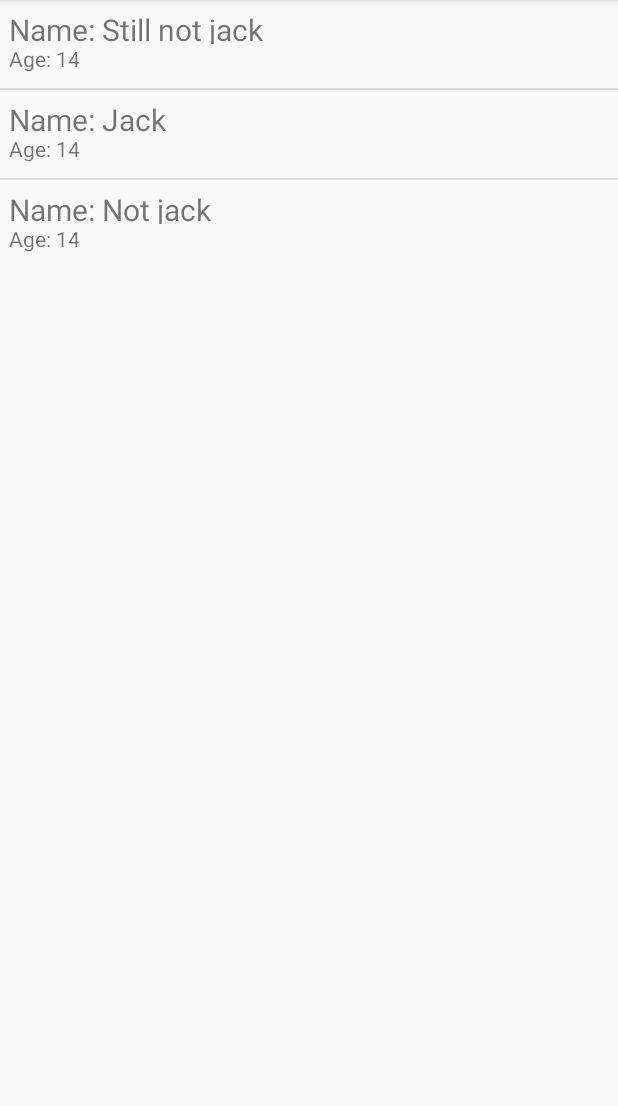
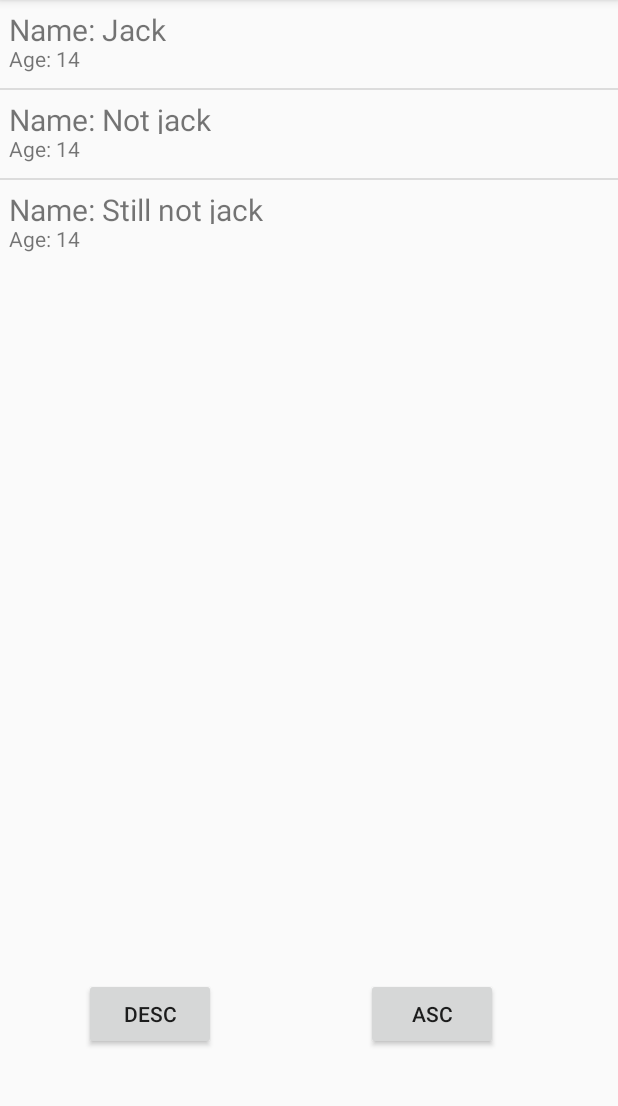
Before and after one commit to chocoyo/Demo2, an Android app: the screen it shows after launch (MainActivity), on a phone screen of 412 x 824 dp, the part 84-1190 px from its top. Run offline under Robolectric (Android 15) with nearby library versions, the phone set to English and light mode, and no system bars.

Commit message:
Added Buttons To Change Sorting Direction Of Items In ListView

```diff
--- a/app/src/main/java/com/mhodges/demo2/MainActivity.java
+++ b/app/src/main/java/com/mhodges/demo2/MainActivity.java
@@ -3,6 +3,7 @@ package com.mhodges.demo2;
 import androidx.appcompat.app.AppCompatActivity;
 
 import android.os.Bundle;
+import android.view.View;
 import android.widget.ListView;
 
 import java.util.ArrayList;
@@ -23,10 +24,22 @@ public class MainActivity extends AppCompatActivity {
         doggoArrayList.add(new Doggo("Not jack", "TerrBoy", 14, 23, 9));
         doggoArrayList.add(new Doggo("Still not jack", "TerrBoy", 14, 23, 11));
 
-        Collections.sort(doggoArrayList, Collections.<Doggo>reverseOrder());
+        ShowItems();
+    }
+
+    private void ShowItems(){
         DoggoAdapter doggoAdapter = new DoggoAdapter(this, R.layout.list_item, doggoArrayList);
         ((ListView)findViewById(R.id.lvDoggo)).setAdapter(doggoAdapter);
     }
 
 
+    public void btnACS_Click(View view) {
+        Collections.sort(doggoArrayList);
+        ShowItems();
+    }
+
+    public void btnDSC_Click(View view) {
+        Collections.sort(doggoArrayList, Collections.<Doggo>reverseOrder());
+        ShowItems();
+    }
 }
--- a/app/src/main/res/layout/activity_main.xml
+++ b/app/src/main/res/layout/activity_main.xml
@@ -12,4 +12,28 @@
         android:layout_height="wrap_content"
         tools:ignore="MissingConstraints" />
 
+    <Button
+        android:id="@+id/btnDESC"
+        android:layout_width="wrap_content"
+        android:layout_height="wrap_content"
+        android:layout_marginStart="56dp"
+        android:layout_marginBottom="68dp"
+        android:text="DESC"
+        android:onClick="btnDSC_Click"
+        app:layout_constraintBottom_toBottomOf="parent"
+        app:layout_constraintStart_toStartOf="parent"
+        tools:ignore="MissingConstraints" />
+
+    <Button
+        android:id="@+id/btnASC"
+        android:layout_width="wrap_content"
+        android:layout_height="wrap_content"
+        android:layout_marginEnd="80dp"
+        android:layout_marginBottom="68dp"
+        android:text="ASC"
+        android:onClick="btnACS_Click"
+        app:layout_constraintBottom_toBottomOf="parent"
+        app:layout_constraintEnd_toEndOf="parent"
+        tools:ignore="MissingConstraints" />
+
 </androidx.constraintlayout.widget.ConstraintLayout>
```
